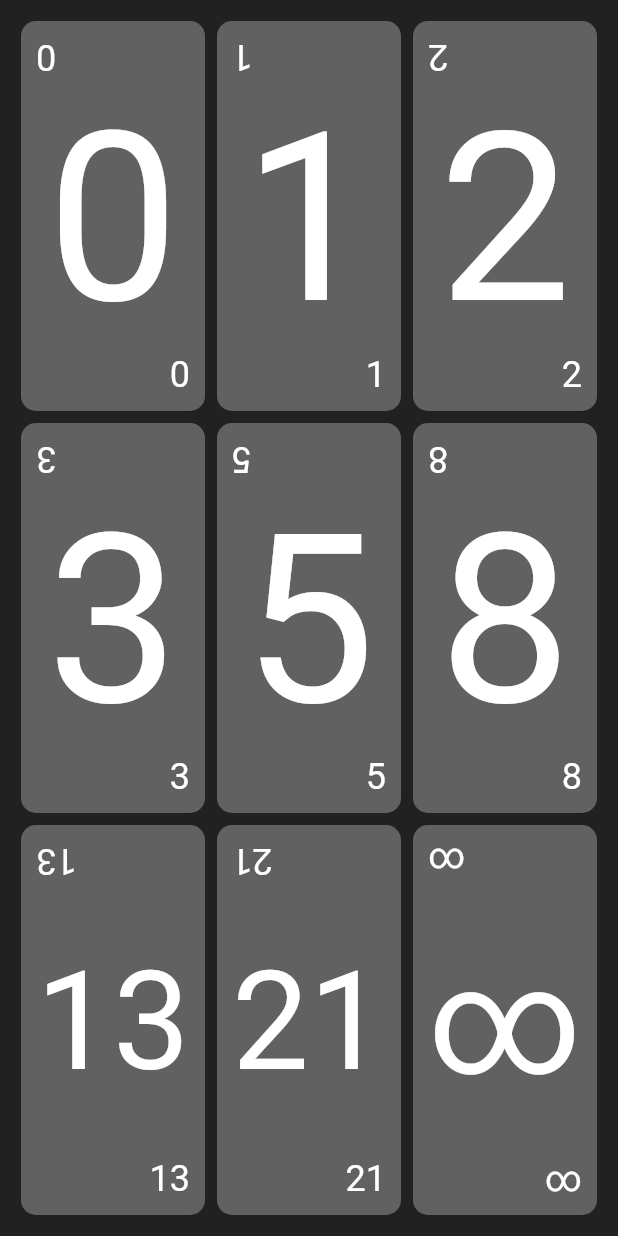
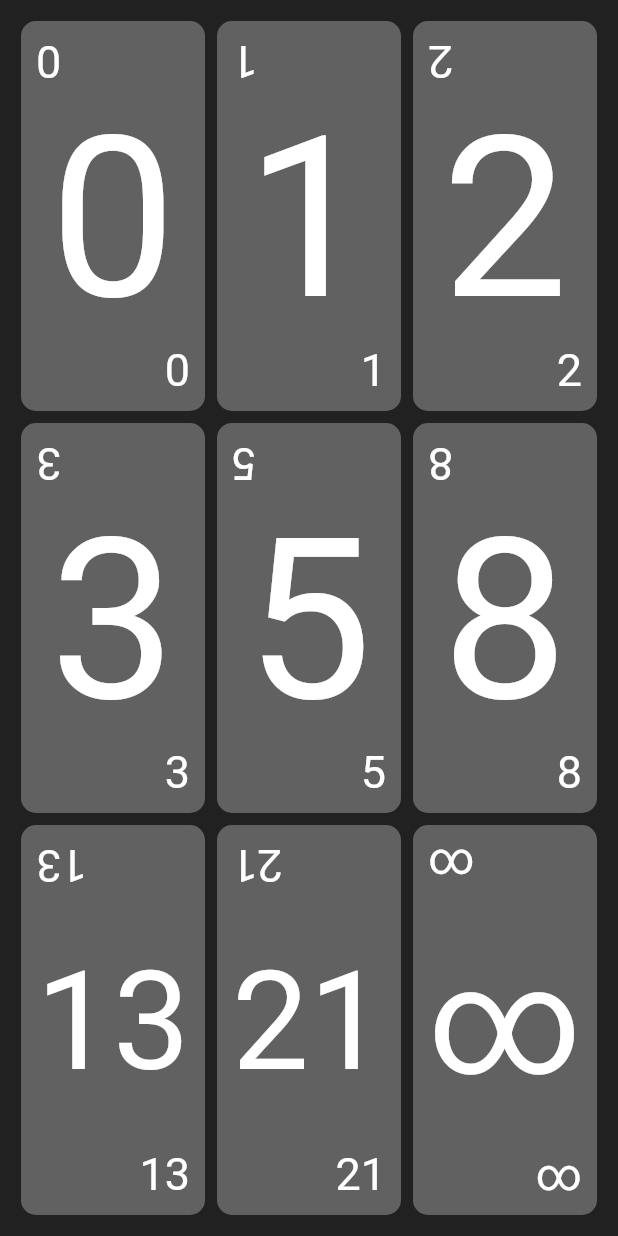
Before and after one commit to aafanasev/scrum-poker, a Flutter app: the screen it shows after launch, on a phone screen of 412 x 824 dp. Run offline on Flutter 3.47's test engine with Material 2 defaults, Android fonts, the phone set to English and light mode, and no system bars.

Commit message:
do not use hardcoded font size

```diff
--- a/lib/widgets/card.dart
+++ b/lib/widgets/card.dart
@@ -22,15 +22,18 @@ class PokerCard extends StatelessWidget {
               alignment: Alignment.topLeft,
               child: RotatedBox(
                 quarterTurns: 2,
-                child: Text(
-                  value,
-                  style: const TextStyle(fontSize: 24),
+                child: Container(
+                  height: double.infinity,
+                  child: FittedBox(
+                    fit: BoxFit.contain,
+                    child: Text(value),
+                  ),
                 ),
               ),
             ),
           ),
           Expanded(
-            flex: 6,
+            flex: 5,
             child: FittedBox(
               fit: BoxFit.contain,
               child: Text(value),
@@ -40,9 +43,12 @@ class PokerCard extends StatelessWidget {
             flex: 1,
             child: Align(
               alignment: Alignment.bottomRight,
-              child: Text(
-                value,
-                style: const TextStyle(fontSize: 24),
+              child: Container(
+                height: double.infinity,
+                child: FittedBox(
+                  fit: BoxFit.contain,
+                  child: Text(value),
+                ),
               ),
             ),
           ),
```
